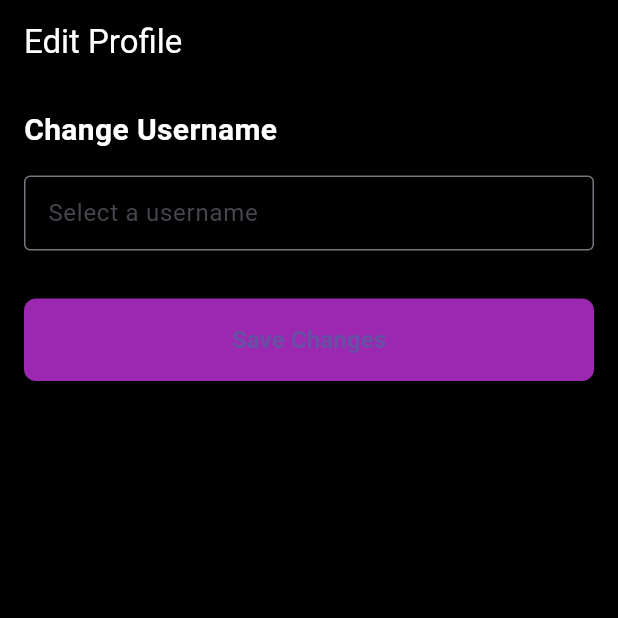
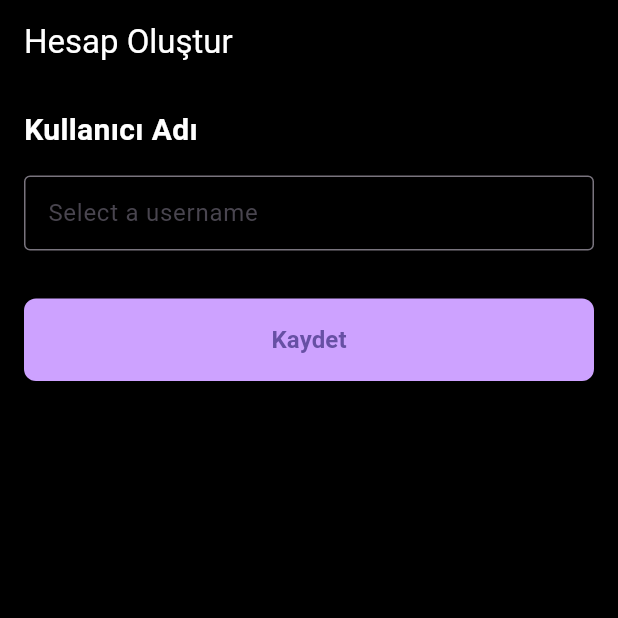
Before and after one commit to abdurrahimagca/qoo_quote, a Flutter app: the PatchUserPage screen opened directly, on a phone screen of 412 x 824 dp, the top half of it. Run offline on Flutter 3.47's test engine with Material 3 defaults, Android fonts, the phone set to English and light mode, and no system bars; our stand-ins replace app_links, cached_network_image, dio, flutter_dotenv, flutter_secure_storage, flutter_svg and 6 more; accounts and stored records are empty.

Commit message:
Providing new user control

```diff
--- a/lib/screens/patch_user_page.dart
+++ b/lib/screens/patch_user_page.dart
@@ -1,5 +1,7 @@
 import 'package:flutter/material.dart';
+import 'package:qoo_quote/core/theme/colors.dart';
 import 'package:qoo_quote/features/auth/components/select_username.dart';
+import 'package:qoo_quote/screens/testPage.dart';
 
 class PatchUserPage extends StatelessWidget {
   const PatchUserPage({super.key});
@@ -8,7 +10,7 @@ class PatchUserPage extends StatelessWidget {
   Widget build(BuildContext context) {
     return Scaffold(
       appBar: AppBar(
-        title: const Text('Edit Profile'),
+        title: const Text('Hesap Oluştur'),
         backgroundColor: Colors.black,
         foregroundColor: Colors.white,
       ),
@@ -19,7 +21,7 @@ class PatchUserPage extends StatelessWidget {
           crossAxisAlignment: CrossAxisAlignment.start,
           children: [
             const Text(
-              'Change Username',
+              'Kullanıcı Adı',
               style: TextStyle(
                 color: Colors.white,
                 fontSize: 20,
@@ -34,17 +36,21 @@ class PatchUserPage extends StatelessWidget {
               child: ElevatedButton(
                 onPressed: () {
                   // TODO: Implement save functionality
-                  Navigator.pop(context);
+                  Navigator.pushReplacement(
+                      context,
+                      MaterialPageRoute(
+                        builder: (context) => const MyHomePage(),
+                      ));
                 },
                 style: ElevatedButton.styleFrom(
-                  backgroundColor: Colors.purple,
+                  backgroundColor: AppColors.secondary,
                   padding: const EdgeInsets.symmetric(vertical: 16),
                   shape: RoundedRectangleBorder(
                     borderRadius: BorderRadius.circular(8),
                   ),
                 ),
                 child: const Text(
-                  'Save Changes',
+                  'Kaydet',
                   style: TextStyle(
                     fontSize: 16,
                     fontWeight: FontWeight.bold,
--- a/pubspec.yaml
+++ b/pubspec.yaml
@@ -38,7 +38,7 @@ dependencies:
   shared_preferences: ^2.5.2
   http: ^1.3.0
   webview_flutter: ^4.10.0
-  url_launcher: ^6.1.14
+  url_launcher: ^6.3.1
   flutter_dotenv: ^5.2.1
   app_links: ^6.4.0
   flutter_secure_storage: ^9.2.4
```
Also changed, not shown: lib/features/auth/components/login_or_signup_button.dart (+13 -14 lines), lib/screens/login.dart (+8 -11 lines), pubspec.lock, 4 other files.
